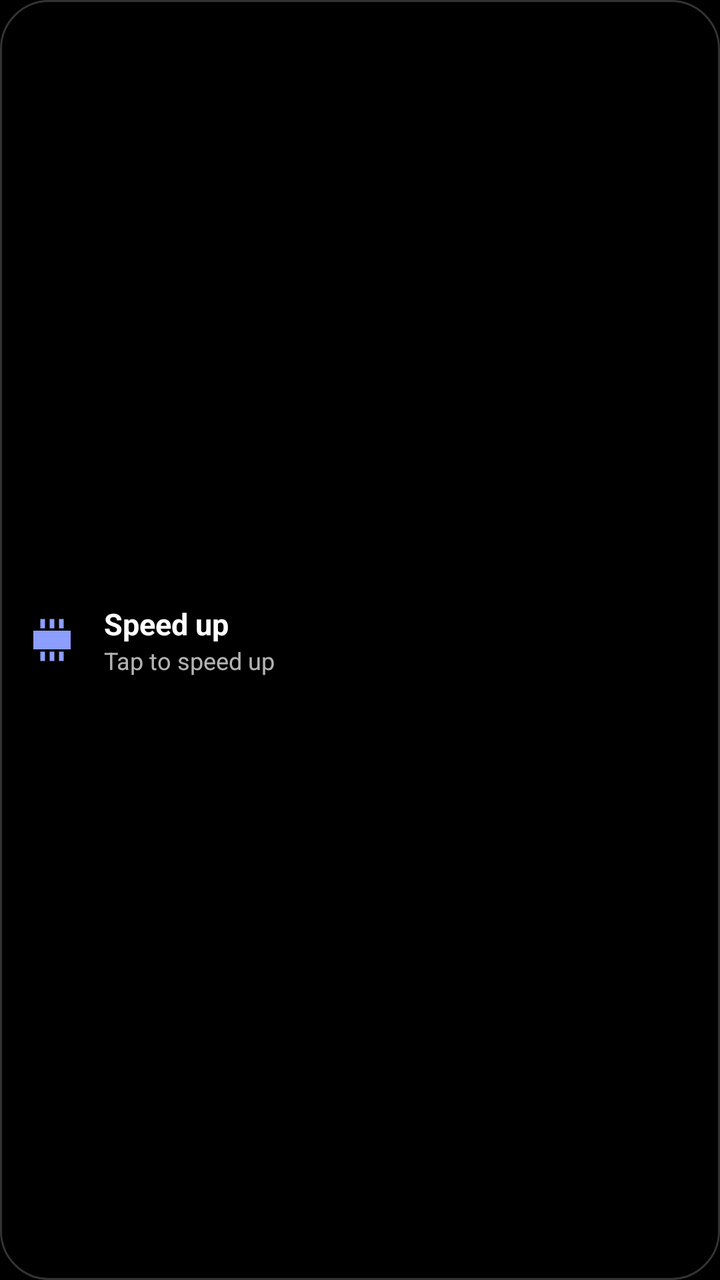
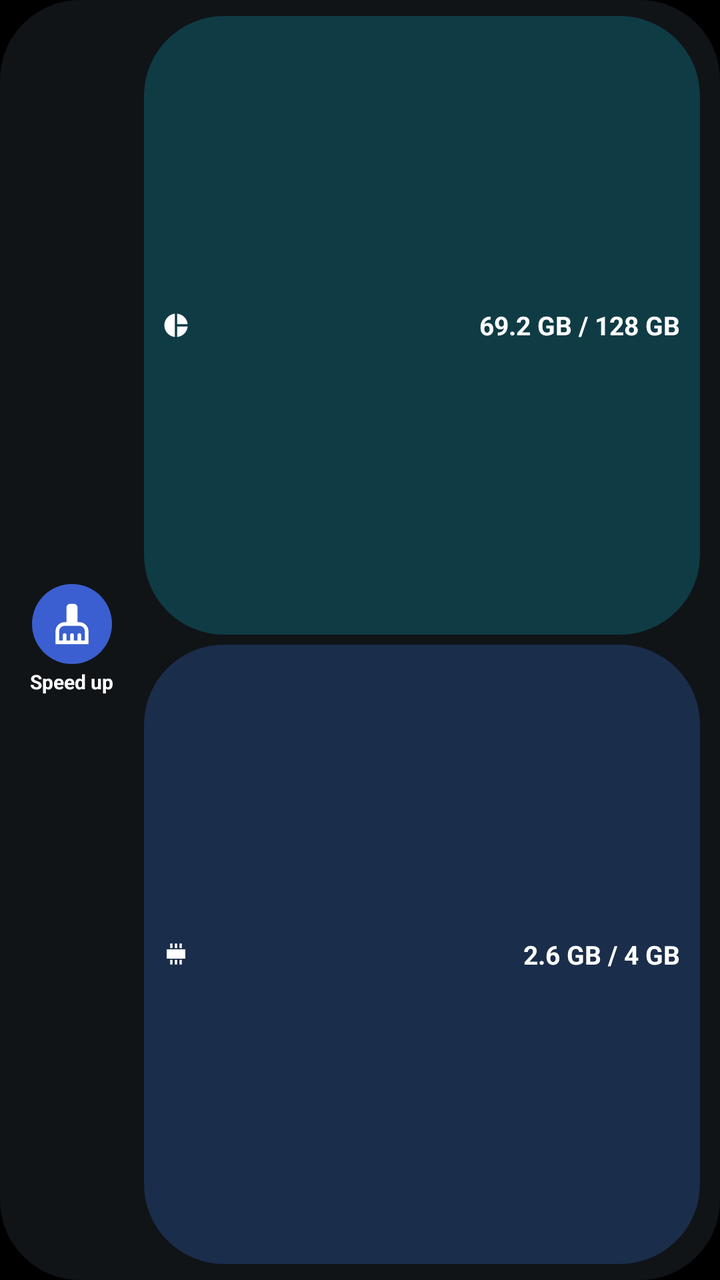

Screens rendered from an Android XML layout before and after an edit, with the pre-edit source and the edit as a unified diff.
<!-- AndroidManifest.xml: application theme AppTheme -->
<!-- res/layout/widget_boost.xml -->
<?xml version="1.0" encoding="utf-8"?>
<LinearLayout xmlns:android="http://schemas.android.com/apk/res/android"
    android:id="@+id/widget_root"
    android:layout_width="match_parent"
    android:layout_height="match_parent"
    android:background="@drawable/widget_background"
    android:gravity="center_vertical"
    android:orientation="horizontal"
    android:padding="12dp">

    <ImageView
        android:layout_width="28dp"
        android:layout_height="28dp"
        android:contentDescription="@null"
        android:src="@drawable/ic_tile_ram"
        android:tint="#8C9EFF" />

    <LinearLayout
        android:layout_width="0dp"
        android:layout_height="wrap_content"
        android:layout_marginStart="12dp"
        android:layout_weight="1"
        android:orientation="vertical">

        <TextView
            android:layout_width="wrap_content"
            android:layout_height="wrap_content"
            android:text="@string/widget_name"
            android:textColor="#FFFFFFFF"
            android:textSize="15sp"
            android:textStyle="bold" />

        <TextView
            android:id="@+id/widget_status"
            android:layout_width="wrap_content"
            android:layout_height="wrap_content"
            android:maxLines="2"
            android:ellipsize="end"
            android:text="@string/widget_hint"
            android:textColor="#B3FFFFFF"
            android:textSize="12sp" />
    </LinearLayout>
</LinearLayout>
<!-- resources referenced by this layout -->
<resources>
  <!-- drawable ic_tile_ram (drawable) -->
  <vector xmlns:android="http://schemas.android.com/apk/res/android"
      android:width="24dp"
      android:height="24dp"
      android:viewportWidth="24"
      android:viewportHeight="24">
      <path
          android:fillColor="#FFFFFFFF"
          android:fillType="nonZero"
          android:pathData="M4,8h16v8H4Z M7,3h2v4H7Z M11,3h2v4h-2Z M15,3h2v4h-2Z M7,17h2v4H7Z M11,17h2v4h-2Z M15,17h2v4h-2Z" />
  </vector>
  <!-- drawable widget_background (drawable) -->
  <?xml version="1.0" encoding="utf-8"?>
  <shape xmlns:android="http://schemas.android.com/apk/res/android" android:shape="rectangle">
      <solid android:color="#E6000000" />
      <stroke android:width="1dp" android:color="#33FFFFFF" />
      <corners android:radius="24dp" />
  </shape>
  <string name="widget_hint">Tap to speed up</string>
  <string name="widget_name">Speed up</string>
  <style name="AppTheme" parent="android:Theme.Material">
          <item name="android:colorPrimary">#000000</item>
          <item name="android:colorPrimaryDark">#000000</item>
          <item name="android:colorAccent">#8C9EFF</item>
          <item name="android:windowBackground">#000000</item>
          <item name="android:colorBackground">#000000</item>
          <item name="android:statusBarColor">#000000</item>
          <item name="android:navigationBarColor">#0D0D0D</item>
      </style>
</resources>

<!-- the commit's change to res/layout/widget_boost.xml (unified diff, before → after) -->
@@ -1,43 +1,166 @@
 <?xml version="1.0" encoding="utf-8"?>
-<LinearLayout xmlns:android="http://schemas.android.com/apk/res/android"
+<FrameLayout xmlns:android="http://schemas.android.com/apk/res/android"
     android:id="@+id/widget_root"
     android:layout_width="match_parent"
-    android:layout_height="match_parent"
-    android:background="@drawable/widget_background"
-    android:gravity="center_vertical"
-    android:orientation="horizontal"
-    android:padding="12dp">
+    android:layout_height="match_parent">
 
     <ImageView
-        android:layout_width="28dp"
-        android:layout_height="28dp"
+        android:id="@+id/widget_bg"
+        android:layout_width="match_parent"
+        android:layout_height="match_parent"
+        android:tint="#101417"
         android:contentDescription="@null"
-        android:src="@drawable/ic_tile_ram"
-        android:tint="#8C9EFF" />
+        android:scaleType="fitXY"
+        android:src="@drawable/widget_background" />
 
     <LinearLayout
-        android:layout_width="0dp"
-        android:layout_height="wrap_content"
-        android:layout_marginStart="12dp"
-        android:layout_weight="1"
-        android:orientation="vertical">
+        android:layout_width="match_parent"
+        android:layout_height="match_parent"
+        android:gravity="center_vertical"
+        android:orientation="horizontal"
+        android:paddingStart="10dp"
+        android:paddingTop="8dp"
+        android:paddingEnd="10dp"
+        android:paddingBottom="8dp">
 
-        <TextView
+        <LinearLayout
             android:layout_width="wrap_content"
-            android:layout_height="wrap_content"
-            android:text="@string/widget_name"
-            android:textColor="#FFFFFFFF"
-            android:textSize="15sp"
-            android:textStyle="bold" />
+            android:layout_height="match_parent"
+            android:gravity="center"
+            android:minWidth="52dp"
+            android:orientation="vertical">
 
-        <TextView
-            android:id="@+id/widget_status"
-            android:layout_width="wrap_content"
-            android:layout_height="wrap_content"
-            android:maxLines="2"
-            android:ellipsize="end"
-            android:text="@string/widget_hint"
-            android:textColor="#B3FFFFFF"
-            android:textSize="12sp" />
+            <FrameLayout
+                android:layout_width="40dp"
+                android:layout_height="40dp">
+
+                <ImageView
+                    android:id="@+id/widget_circle"
+                    android:layout_width="match_parent"
+                    android:layout_height="match_parent"
+                    android:tint="#3B5FD0"
+                    android:contentDescription="@null"
+                    android:src="@drawable/widget_icon_circle" />
+
+                <ImageView
+                    android:layout_width="22dp"
+                    android:layout_height="22dp"
+                    android:layout_gravity="center"
+                    android:contentDescription="@null"
+                    android:src="@drawable/ic_widget_broom" />
+            </FrameLayout>
+
+            <TextView
+                android:id="@+id/widget_status"
+                android:layout_width="wrap_content"
+                android:layout_height="wrap_content"
+                android:layout_marginTop="2dp"
+                android:ellipsize="end"
+                android:maxLines="1"
+                android:text="@string/widget_name"
+                android:textColor="#FFFFFFFF"
+                android:textSize="10sp"
+                android:textStyle="bold" />
+        </LinearLayout>
+
+        <LinearLayout
+            android:layout_width="0dp"
+            android:layout_height="match_parent"
+            android:layout_marginStart="10dp"
+            android:layout_weight="1"
+            android:orientation="vertical">
+
+        <FrameLayout
+            android:layout_width="match_parent"
+            android:layout_height="0dp"
+            android:layout_weight="1">
+
+            <ImageView
+                android:id="@+id/widget_storage_track"
+                android:layout_width="match_parent"
+                android:layout_height="match_parent"
+                android:tint="#0F3B45"
+                android:contentDescription="@null"
+                android:scaleType="fitXY"
+                android:src="@drawable/widget_track" />
+
+            <ImageView
+                android:id="@+id/widget_storage_bar"
+                android:layout_width="match_parent"
+                android:layout_height="match_parent"
+                android:tint="#0DB1CF"
+                android:contentDescription="@null"
+                android:scaleType="fitXY"
+                android:src="@drawable/widget_fill" />
+
+            <ImageView
+                android:id="@+id/widget_storage_icon"
+                android:layout_width="14dp"
+                android:layout_height="14dp"
+                android:layout_gravity="center_vertical|start"
+                android:layout_marginStart="9dp"
+                android:contentDescription="@null"
+                android:src="@drawable/ic_widget_storage" />
+
+            <TextView
+                android:id="@+id/widget_storage_text"
+                android:layout_width="wrap_content"
+                android:layout_height="wrap_content"
+                android:layout_gravity="center_vertical|end"
+                android:layout_marginStart="30dp"
+                android:layout_marginEnd="10dp"
+                android:maxLines="1"
+                android:text="69.2 GB / 128 GB"
+                android:textColor="#FFFFFFFF"
+                android:textSize="13sp"
+                android:textStyle="bold" />
+        </FrameLayout>
+        <FrameLayout
+            android:layout_width="match_parent"
+            android:layout_height="0dp"
+            android:layout_weight="1"
+            android:layout_marginTop="5dp">
+
+            <ImageView
+                android:id="@+id/widget_ram_track"
+                android:layout_width="match_parent"
+                android:layout_height="match_parent"
+                android:tint="#1A2D4B"
+                android:contentDescription="@null"
+                android:scaleType="fitXY"
+                android:src="@drawable/widget_track" />
+
+            <ImageView
+                android:id="@+id/widget_ram_bar"
+                android:layout_width="match_parent"
+                android:layout_height="match_parent"
+                android:tint="#3B78E7"
+                android:contentDescription="@null"
+                android:scaleType="fitXY"
+                android:src="@drawable/widget_fill" />
+
+            <ImageView
+                android:id="@+id/widget_ram_icon"
+                android:layout_width="14dp"
+                android:layout_height="14dp"
+                android:layout_gravity="center_vertical|start"
+                android:layout_marginStart="9dp"
+                android:contentDescription="@null"
+                android:src="@drawable/ic_tile_ram" />
+
+            <TextView
+                android:id="@+id/widget_ram_text"
+                android:layout_width="wrap_content"
+                android:layout_height="wrap_content"
+                android:layout_gravity="center_vertical|end"
+                android:layout_marginStart="30dp"
+                android:layout_marginEnd="10dp"
+                android:maxLines="1"
+                android:text="2.6 GB / 4 GB"
+                android:textColor="#FFFFFFFF"
+                android:textSize="13sp"
+                android:textStyle="bold" />
+        </FrameLayout>
+        </LinearLayout>
     </LinearLayout>
-</LinearLayout>
+</FrameLayout>
<!-- resource entries referenced after the edit -->
@@ -11,14 +11,56 @@
           android:fillType="nonZero"
           android:pathData="M4,8h16v8H4Z M7,3h2v4H7Z M11,3h2v4h-2Z M15,3h2v4h-2Z M7,17h2v4H7Z M11,17h2v4h-2Z M15,17h2v4h-2Z" />
   </vector>
+  <!-- drawable ic_widget_broom (drawable) -->
+  <vector xmlns:android="http://schemas.android.com/apk/res/android"
+      android:width="24dp"
+      android:height="24dp"
+      android:viewportWidth="24"
+      android:viewportHeight="24">
+      <path
+          android:fillColor="#FFFFFFFF"
+          android:pathData="M16,11h-1V3c0,-1.1 -0.9,-2 -2,-2h-2c-1.1,0 -2,0.9 -2,2v8H8c-2.76,0 -5,2.24 -5,5v7h18v-7c0,-2.76 -2.24,-5 -5,-5zM19,21h-2v-3c0,-0.55 -0.45,-1 -1,-1s-1,0.45 -1,1v3h-2v-3c0,-0.55 -0.45,-1 -1,-1s-1,0.45 -1,1v3h-2v-3c0,-0.55 -0.45,-1 -1,-1s-1,0.45 -1,1v3H5v-5c0,-1.65 1.35,-3 3,-3h8c1.65,0 3,1.35 3,3v5z" />
+  </vector>
+  <!-- drawable ic_widget_storage (drawable) -->
+  <vector xmlns:android="http://schemas.android.com/apk/res/android"
+      android:width="24dp"
+      android:height="24dp"
+      android:viewportWidth="24"
+      android:viewportHeight="24">
+      <path
+          android:fillColor="#FFFFFFFF"
+          android:pathData="M11,2v20c-5.07,-0.5 -9,-4.79 -9,-10s3.93,-9.5 9,-10zM13.03,2v8.99H22c-0.47,-4.74 -4.24,-8.52 -8.97,-8.99zM13.03,13.01V22c4.74,-0.47 8.5,-4.25 8.97,-8.99h-8.97z" />
+  </vector>
   <!-- drawable widget_background (drawable) -->
   <?xml version="1.0" encoding="utf-8"?>
   <shape xmlns:android="http://schemas.android.com/apk/res/android" android:shape="rectangle">
-      <solid android:color="#E6000000" />
-      <stroke android:width="1dp" android:color="#33FFFFFF" />
-      <corners android:radius="24dp" />
+      <solid android:color="#FFFFFFFF" />
+      <corners android:radius="40dp" />
   </shape>
-  <string name="widget_hint">Tap to speed up</string>
+  <!-- drawable widget_fill (drawable) -->
+  <?xml version="1.0" encoding="utf-8"?>
+  <clip xmlns:android="http://schemas.android.com/apk/res/android"
+      android:clipOrientation="horizontal"
+      android:gravity="start">
+      <shape android:shape="rectangle">
+          <solid android:color="#FFFFFFFF" />
+          <corners
+              android:bottomLeftRadius="40dp"
+              android:bottomRightRadius="0dp"
+              android:topLeftRadius="40dp"
+              android:topRightRadius="0dp" />
+      </shape>
+  </clip>
+  <!-- drawable widget_icon_circle (drawable) -->
+  <shape xmlns:android="http://schemas.android.com/apk/res/android" android:shape="oval">
+      <solid android:color="#FFFFFFFF" />
+  </shape>
+  <!-- drawable widget_track (drawable) -->
+  <?xml version="1.0" encoding="utf-8"?>
+  <shape xmlns:android="http://schemas.android.com/apk/res/android" android:shape="rectangle">
+      <solid android:color="#FFFFFFFF" />
+      <corners android:radius="40dp" />
+  </shape>
   <string name="widget_name">Speed up</string>
   <style name="AppTheme" parent="android:Theme.Material">
           <item name="android:colorPrimary">#000000</item>
